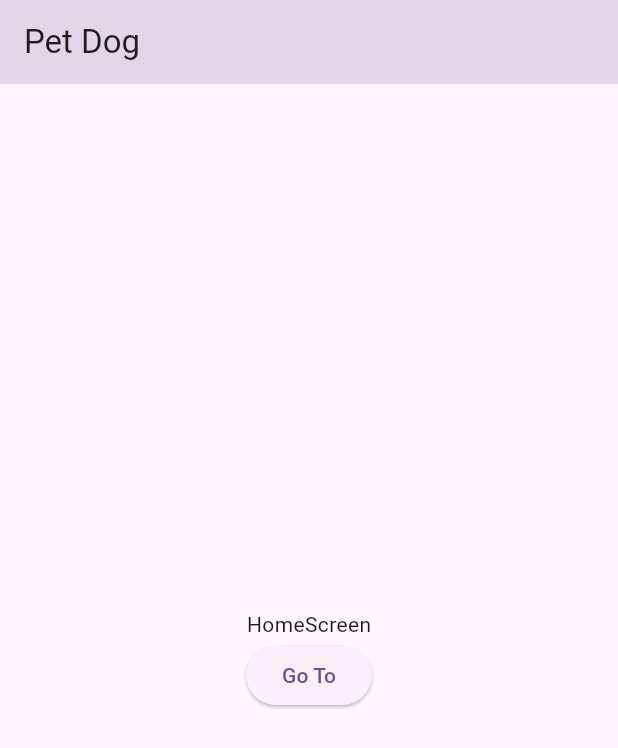
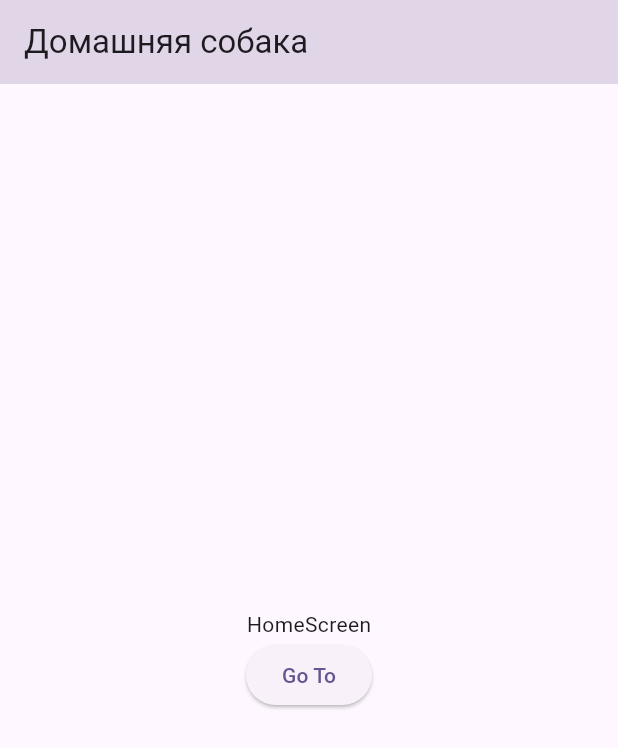
Before and after one commit to AleksandrDeveloper/pet_dog, a Flutter app: the screen it shows after launch, on a phone screen of 412 x 824 dp. Shown: the top 748 px of the screen. Run offline on Flutter 3.47's test engine with Material 2 defaults, Android fonts, the phone set to English and light mode, and no system bars; our stand-ins replace bloc, dio, flutter_bloc, freezed_annotation, get_it, go_router and 1 more.

Commit message:
changed title

```diff
--- a/lib/screens/home_screen/home_screen.dart
+++ b/lib/screens/home_screen/home_screen.dart
@@ -16,7 +16,7 @@ class _HomeScreenState extends State<HomeScreen> {
   Widget build(BuildContext context) {
     return Scaffold(
       appBar: AppBar(
-        title: const Text('Pet Dog'),
+        title: const Text('Домашняя собака'),
         backgroundColor: Theme.of(context).primaryColor.withOpacity(0.2),
       ),
       body: Column(
```
